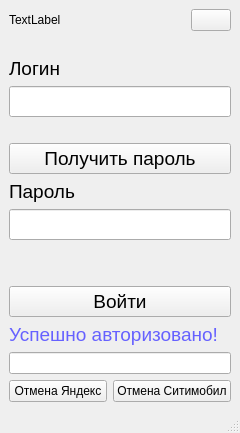
Qt form Partners/mainwindow.ui (Arankir/Yandex) before a commit.
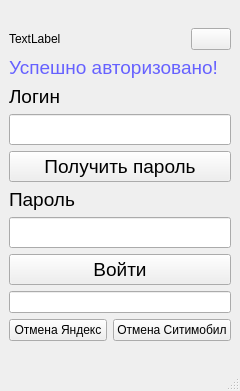
The same form after that commit.

```diff
--- a/Partners/mainwindow.ui
+++ b/Partners/mainwindow.ui
@@ -7,7 +7,7 @@
     <x>0</x>
     <y>0</y>
     <width>240</width>
-    <height>416</height>
+    <height>391</height>
    </rect>
   </property>
   <property name="windowTitle">
@@ -60,17 +60,19 @@
      </layout>
     </item>
     <item>
-     <spacer name="horizontalSpacer">
-      <property name="orientation">
-       <enum>Qt::Horizontal</enum>
+     <widget class="QLabel" name="labelAuthError">
+      <property name="font">
+       <font>
+        <pointsize>14</pointsize>
+       </font>
       </property>
-      <property name="sizeHint" stdset="0">
-       <size>
-        <width>107</width>
-        <height>20</height>
-       </size>
+      <property name="styleSheet">
+       <string notr="true">color: rgb(102, 97, 255);</string>
       </property>
-     </spacer>
+      <property name="text">
+       <string>Успешно авторизовано!</string>
+      </property>
+     </widget>
     </item>
     <item>
      <layout class="QVBoxLayout" name="verticalLayout">
@@ -97,19 +99,6 @@
       </item>
      </layout>
     </item>
-    <item>
-     <spacer name="horizontalSpacer_3">
-      <property name="orientation">
-       <enum>Qt::Horizontal</enum>
-      </property>
-      <property name="sizeHint" stdset="0">
-       <size>
-        <width>107</width>
-        <height>20</height>
-       </size>
-      </property>
-     </spacer>
-    </item>
     <item>
      <widget class="QPushButton" name="ButtonGetPassword">
       <property name="font">
@@ -147,32 +136,6 @@
       </item>
      </layout>
     </item>
-    <item>
-     <spacer name="horizontalSpacer_4">
-      <property name="orientation">
-       <enum>Qt::Horizontal</enum>
-      </property>
-      <property name="sizeHint" stdset="0">
-       <size>
-        <width>107</width>
-        <height>20</height>
-       </size>
-      </property>
-     </spacer>
-    </item>
-    <item>
-     <spacer name="horizontalSpacer_2">
-      <property name="orientation">
-       <enum>Qt::Horizontal</enum>
-      </property>
-      <property name="sizeHint" stdset="0">
-       <size>
-        <width>107</width>
-        <height>20</height>
-       </size>
-      </property>
-     </spacer>
-    </item>
     <item>
      <widget class="QPushButton" name="ButtonEnter">
       <property name="font">
@@ -185,21 +148,6 @@
       </property>
      </widget>
     </item>
-    <item>
-     <widget class="QLabel" name="labelAuthError">
-      <property name="font">
-       <font>
-        <pointsize>14</pointsize>
-       </font>
-      </property>
-      <property name="styleSheet">
-       <string notr="true">color: rgb(102, 97, 255);</string>
-      </property>
-      <property name="text">
-       <string>Успешно авторизовано!</string>
-      </property>
-     </widget>
-    </item>
     <item>
      <widget class="QLineEdit" name="lineEdit"/>
     </item>
```
